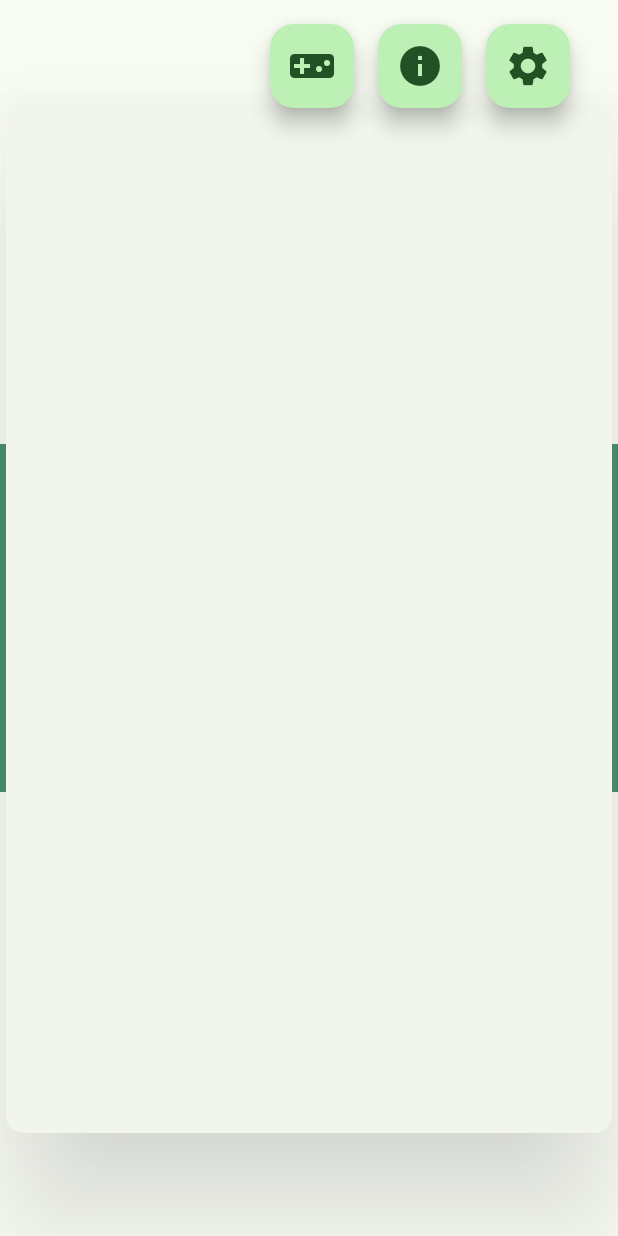
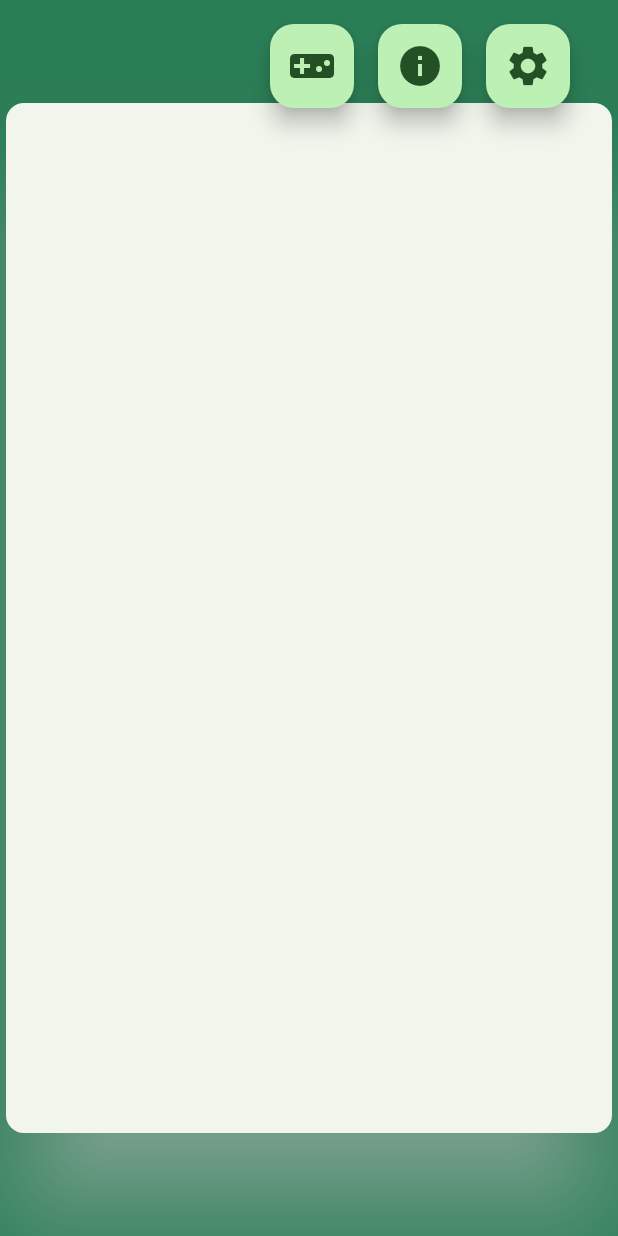
Before and after one commit to nonelone/white_gold_rose, a Flutter app: the screen it shows after launch, on a phone screen of 412 x 824 dp. Run offline on Flutter 3.47's test engine with Material 3 defaults, Android fonts, the phone set to English and light mode, and no system bars.

Commit message:
Fixed background image resizing

```diff
--- a/lib/pages/home_page.dart
+++ b/lib/pages/home_page.dart
@@ -64,8 +64,13 @@ class _GameHomePageState extends State<GameHomePage> {
           alignment: Alignment.center,
           fit: StackFit.expand,
           children: [
-            Center(
-              child: Image.asset("assets/background.png", fit: BoxFit.fill),
+            Container(
+              decoration: BoxDecoration(
+                image: DecorationImage(
+                  image: AssetImage("assets/background.png"),
+                  fit: BoxFit.cover,
+                ),
+              ),
             ),
             Center(
               child: Card(
```
